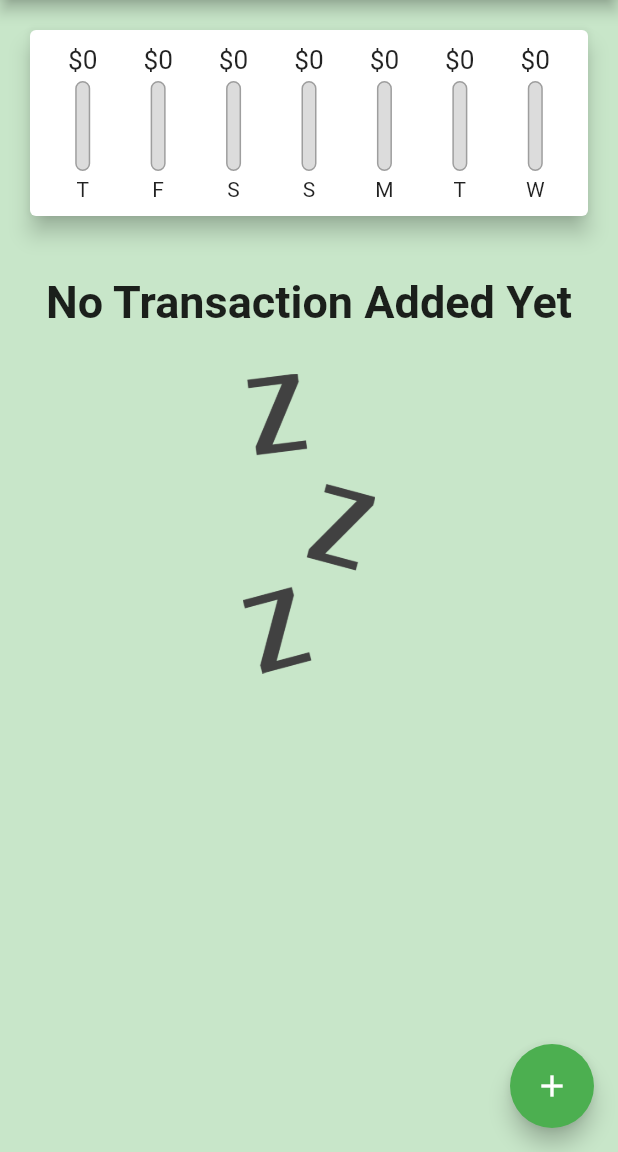
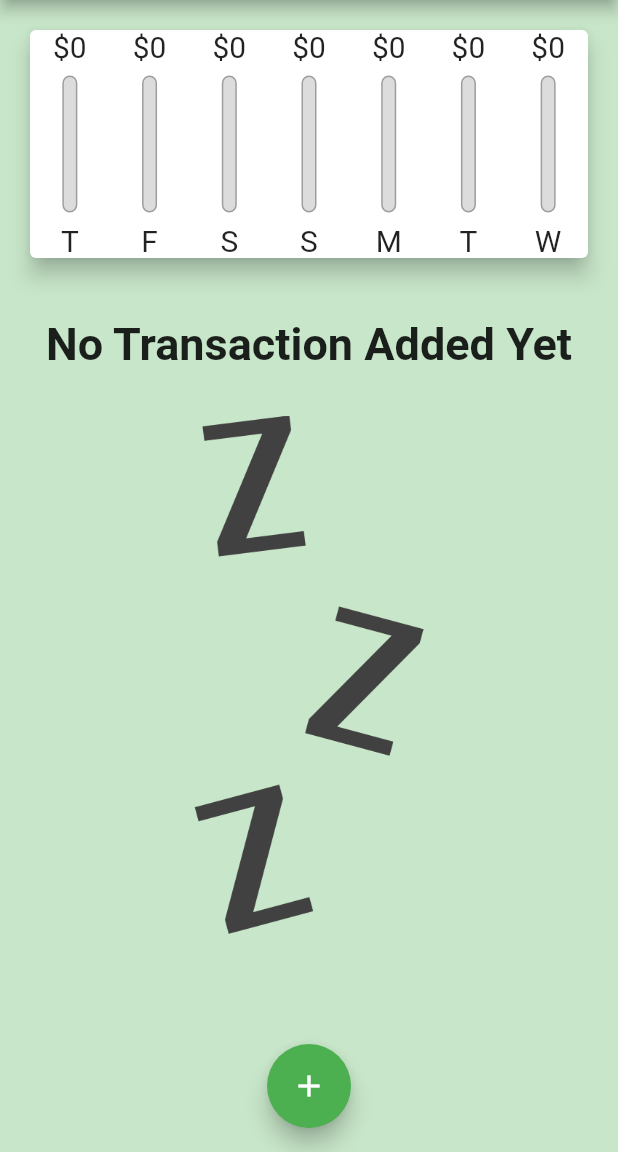
Before and after one commit to Umar-Waseem/Personal-Expenses-Mobile-Application, a Flutter app: the screen it shows after launch, on a phone screen of 412 x 824 dp, the part 84-1236 px from its top. Run offline on Flutter 3.47's test engine with Material 2 defaults, Android fonts, the phone set to English and light mode, and no system bars.

Commit message:
finalize

```diff
--- a/lib/main.dart
+++ b/lib/main.dart
@@ -1,10 +1,22 @@
 import 'package:expenses_app/widgets/chart.dart';
 import 'package:expenses_app/widgets/transacion_list.dart';
 import 'package:flutter/material.dart';
+// import 'package:flutter/services.dart';
 import './widgets/new_transaction.dart';
 import './model/transaction.dart';
 
-void main() => runApp(const ExpensesApp());
+void main() {
+  // ?force device to potrait mode
+  // WidgetsFlutterBinding.ensureInitialized();
+  // SystemChrome.setPreferredOrientations(
+  //   [
+  //     DeviceOrientation.portraitUp,
+  //     DeviceOrientation.portraitDown,
+  //   ],
+  // );
+
+  runApp(const ExpensesApp());
+}
 
 class ExpensesApp extends StatelessWidget {
   const ExpensesApp({Key? key}) : super(key: key);
@@ -60,6 +72,9 @@ class _HomeState extends State<Home> {
     //   date: DateTime.now(),
     // ),
   ];
+
+  bool _showChart = false;
+
   List<Transaction> get _recentTransactions {
     return _userTransactions.where(
       (element) {
@@ -107,9 +122,12 @@ class _HomeState extends State<Home> {
 
   @override
   Widget build(BuildContext context) {
-    return Scaffold(
-      backgroundColor: Theme.of(context).primaryColorLight,
-      appBar: AppBar(
+    final mediaQuery = MediaQuery.of(context);
+
+    // ignore: unrelated_type_equality_checks
+    final isLandscape = mediaQuery.orientation == Orientation.landscape;
+
+    final varAppbar = AppBar(
       title: const Text(
         'Expenses App',
         style: TextStyle(fontFamily: 'OpenSans'),
@@ -122,15 +140,54 @@ class _HomeState extends State<Home> {
           ),
         )
       ],
+    );
+
+    final transactionListWidget = SizedBox(
+      height: (MediaQuery.of(context).size.height - varAppbar.preferredSize.height - mediaQuery.padding.top) * 0.75,
+      child: TransactionList(
+        transactions: _userTransactions,
+        deleteTransaction: _deleteTransaction,
       ),
+    );
+
+    return Scaffold(
+      backgroundColor: Theme.of(context).primaryColorLight,
+      appBar: varAppbar,
       body: SingleChildScrollView(
         child: Column(
           children: [
-            Chart(recentTransactions: _recentTransactions),
-            TransactionList(transactions: _userTransactions, deleteTransaction: _deleteTransaction),
+            if (isLandscape)
+              Row(
+                mainAxisAlignment: MainAxisAlignment.center,
+                children: [
+                  const Text('Show Chart'),
+                  Switch(
+                    value: _showChart,
+                    onChanged: (value) {
+                      setState(() {
+                        _showChart = value;
+                      });
+                    },
+                  ),
+                ],
+              ),
+            if (!isLandscape)
+              SizedBox(
+                height: (MediaQuery.of(context).size.height - varAppbar.preferredSize.height - mediaQuery.padding.top) * 0.25,
+                child: Chart(recentTransactions: _recentTransactions),
+              ),
+            if (!isLandscape) transactionListWidget,
+            if (isLandscape)
+              _showChart
+                  ? SizedBox(
+                      height: (MediaQuery.of(context).size.height - varAppbar.preferredSize.height - mediaQuery.padding.top) * 1,
+                      child: Chart(recentTransactions: _recentTransactions),
+                    )
+                  : transactionListWidget,
           ],
         ),
       ),
+      floatingActionButtonLocation: FloatingActionButtonLocation.centerFloat,
       floatingActionButton: FloatingActionButton(
         onPressed: () => _startAddingNewTransaction(context),
         child: const Icon(Icons.add),
--- a/lib/widgets/chart.dart
+++ b/lib/widgets/chart.dart
@@ -42,8 +42,6 @@ class Chart extends StatelessWidget {
     return Card(
       elevation: 6,
       margin: const EdgeInsets.all(20),
-      child: Container(
-        padding: const EdgeInsets.all(10),
       child: Row(
         mainAxisAlignment: MainAxisAlignment.spaceAround,
         children: groupedTransactionValues.map((data) {
@@ -58,7 +56,6 @@ class Chart extends StatelessWidget {
           );
         }).toList(),
       ),
-      ),
     );
   }
 }
--- a/lib/widgets/chart_bar.dart
+++ b/lib/widgets/chart_bar.dart
@@ -8,12 +8,19 @@ class ChartBar extends StatelessWidget {
   const ChartBar({Key? key, required this.label, required this.spendingAmount, required this.spendingPercentageOfTotal}) : super(key: key);
   @override
   Widget build(BuildContext context) {
+    return LayoutBuilder(
+      builder: ((context, constraints) {
         return Column(
           children: [
-        SizedBox(height: 20, child: FittedBox(child: Text('\$${spendingAmount.toStringAsFixed(0)}'))),
-        const SizedBox(height: 4),
             SizedBox(
-          height: 60,
+              height: constraints.maxHeight * 0.15,
+              child: FittedBox(
+                child: Text('\$${spendingAmount.toStringAsFixed(0)}'),
+              ),
+            ),
+            SizedBox(height: constraints.maxHeight * 0.05),
+            SizedBox(
+              height: constraints.maxHeight * 0.6,
               width: 10,
               child: Stack(
                 children: [
@@ -36,9 +43,17 @@ class ChartBar extends StatelessWidget {
                 ],
               ),
             ),
-        const SizedBox(height: 4),
-        Text(label),
+            SizedBox(height: constraints.maxHeight * 0.05),
+            SizedBox(
+              height: constraints.maxHeight * 0.15,
+              child: FittedBox(
+                child: Text(label),
+              ),
+            ),
           ],
+        );
+      } //anonymous func inside builder
+          ), // builder property
     );
   }
 }
--- a/lib/widgets/new_transaction.dart
+++ b/lib/widgets/new_transaction.dart
@@ -61,11 +61,14 @@ class _NewTransactionState extends State<NewTransaction> {
 
   @override
   Widget build(BuildContext context) {
-    return Card(
+    return SingleChildScrollView(
+      child: Card(
         child: Container(
-        padding: const EdgeInsets.symmetric(
-          vertical: 10,
-          horizontal: 2,
+          padding: EdgeInsets.only(
+            top: 10,
+            left: 10,
+            right: 10,
+            bottom: MediaQuery.of(context).viewInsets.bottom + 10,
           ),
           child: Column(
             crossAxisAlignment: CrossAxisAlignment.start,
@@ -128,6 +131,7 @@ class _NewTransactionState extends State<NewTransaction> {
             ],
           ),
         ),
+      ),
     );
   }
 }
--- a/lib/widgets/transacion_list.dart
+++ b/lib/widgets/transacion_list.dart
@@ -11,10 +11,9 @@ class TransactionList extends StatelessWidget {
 
   @override
   Widget build(BuildContext context) {
-    return SizedBox(
-      height: 500,
-      child: transactions.isEmpty
-          ? Column(
+    return transactions.isEmpty
+        ? LayoutBuilder(builder: (context, constraints) {
+            return Column(
               children: [
                 const SizedBox(height: 20),
                 const Text(
@@ -23,14 +22,15 @@ class TransactionList extends StatelessWidget {
                 ),
                 const SizedBox(height: 30),
                 SizedBox(
-                  height: 200,
+                  height: constraints.maxHeight * 0.6,
                   child: Image.asset(
                     'assets/images/waiting.png',
                     fit: BoxFit.cover,
                   ),
                 ),
               ],
-            )
+            );
+          })
         : ListView.builder(
             itemCount: transactions.length,
             itemBuilder: (ctx, index) {
@@ -50,7 +50,15 @@ class TransactionList extends StatelessWidget {
                     DateFormat.yMMMd().format(transactions[index].date),
                   ),
                   dense: true,
-                    trailing: IconButton(
+                  trailing: MediaQuery.of(context).size.width > 460
+                      // ignore: deprecated_member_use
+                      ? FlatButton.icon(
+                          onPressed: () => deleteTransaction(transactions[index].id),
+                          icon: const Icon(Icons.delete),
+                          label: const Text('Delete this transaction'),
+                          textColor: Theme.of(context).errorColor,
+                        )
+                      : IconButton(
                           onPressed: (() => deleteTransaction(transactions[index].id)),
                           icon: const Icon(Icons.delete),
                           color: Theme.of(context).errorColor,
@@ -58,7 +66,6 @@ class TransactionList extends StatelessWidget {
                 ),
               );
             },
-            ),
           );
   } // build context function
 }
```
Lines whose indentation alone changed are shown as unchanged.
